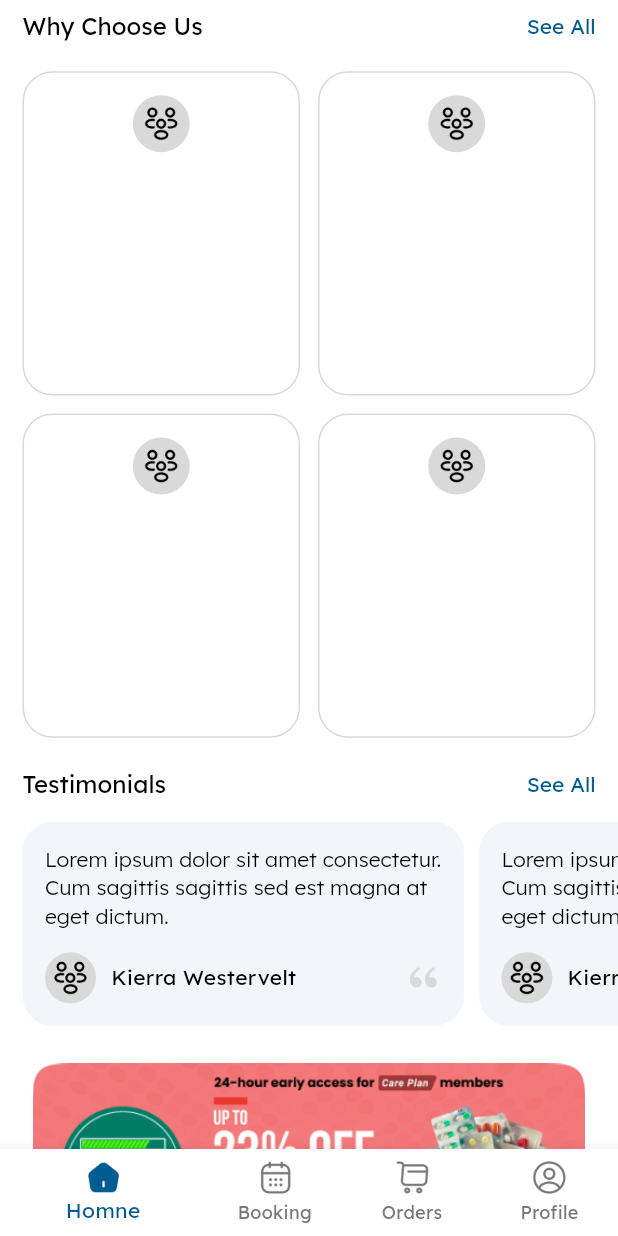
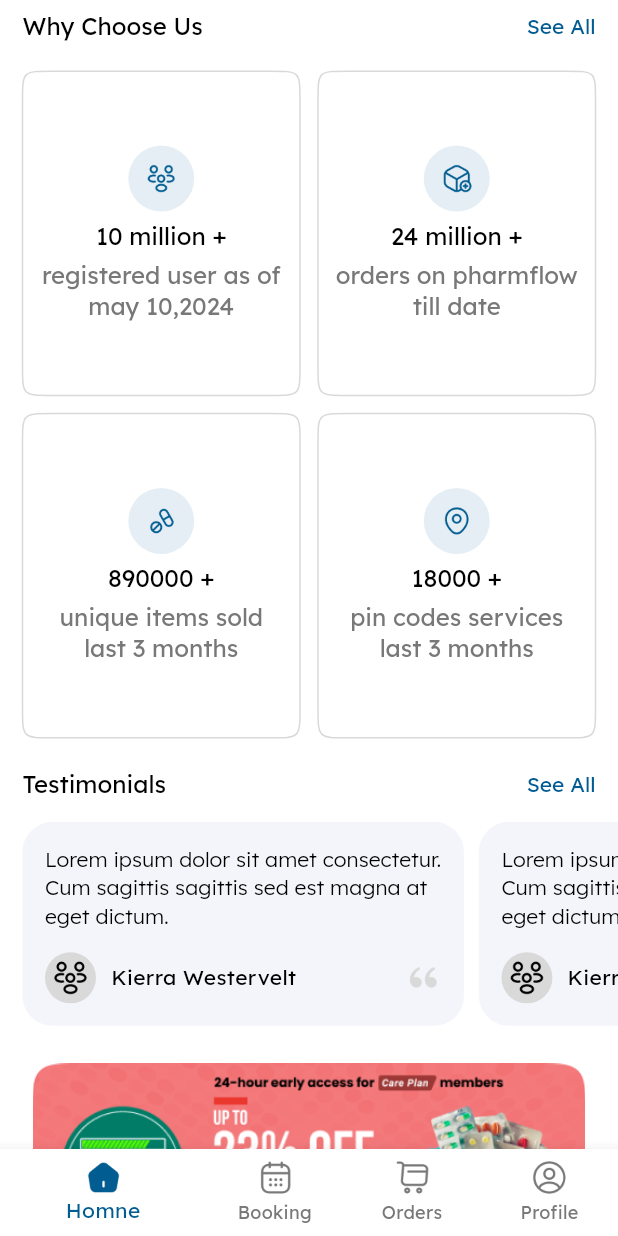
Before and after one commit to DevikaPatelLetmegrab/PharmFlow, a Flutter app: the screen it shows after launch, scrolled down 2880 dp, on a phone screen of 412 x 824 dp. Run offline on Flutter 3.47's test engine with Material 3 defaults, Android fonts, the phone set to English and light mode, and no system bars; our stand-ins replace bloc, cached_network_image, carousel_slider, dio, dotted_border, dotted_line and 13 more; missing offline and left inert: advanced_chips_input, linear_progress_bar.

```diff
--- a/lib/core/config/app_assets.dart
+++ b/lib/core/config/app_assets.dart
@@ -6,7 +6,6 @@ class AppAssets {
   static String avtar1 = 'assets/images/avtar1.png';
   static String avtar2 = 'assets/images/avtar2.png';
   static String avtar3 = 'assets/images/avtar3.png';
-
   static String welcomeDoc = 'assets/images/doctor.png';
   static String doctorImage = 'assets/images/doctor1.png';
   static String welcomePharm = 'assets/images/pharmacist.png';
@@ -56,6 +55,7 @@ class AppAssets {
   static String videoCallIcon = 'assets/icon/video_call.png';
   static String searchCallIcon = 'assets/icon/search_call.png';
   static String orderFilterIcon = 'assets/icon/order_filter.png';
+  static String viewAllIcon = 'assets/icon/view_more.png';
 
   ///logo
 
--- a/lib/core/config/app_colors.dart
+++ b/lib/core/config/app_colors.dart
@@ -37,4 +37,5 @@ class AppColors {
   static const Color lightBlue = Color(0xffF1F5F9);
   static const Color blueLight = Color(0xffE4F5FF);
   static const Color pinkLight = Color(0xffF6EBE5);
+  static const Color skyBlue = Color(0xffE9F6FF);
 }
--- a/lib/core/routes/app_routes.dart
+++ b/lib/core/routes/app_routes.dart
@@ -16,4 +16,5 @@ abstract class AppRoutes {
   static const String orderDetailPage = '/order_detail_page';
   static const String searchPage = '/search_page';
   static const String prescriptionPage = '/prescription_page';
+  static const String categoriesPage = '/categories_page';
 }
--- a/lib/core/routes/routes_utils.dart
+++ b/lib/core/routes/routes_utils.dart
@@ -5,6 +5,7 @@ import 'package:pharm_flow/features/Registration/presentation/pages/registration
 import 'package:pharm_flow/features/RegistrationProfile/presentation/pages/profile_screen.dart';
 import 'package:pharm_flow/features/SignIn/presentation/pages/sign_in_screen.dart';
 import 'package:pharm_flow/features/SignIn/presentation/pages/verify_otp_screen.dart';
+import 'package:pharm_flow/features/categories/presentation/pages/categories_page.dart';
 import 'package:pharm_flow/features/home/presentation/pages/home_page.dart';
 import 'package:pharm_flow/features/home/presentation/widgets/bottom_navigation_page.dart';
 import 'package:pharm_flow/features/my_booking/presentation/pages/book_appointment_page.dart';
@@ -106,6 +107,11 @@ class RoutesUtils {
         name: AppRoutes.prescriptionPage,
         builder: (context, state) => const PrescriptionPage(),
       ),
+      GoRoute(
+        path: AppRoutes.categoriesPage,
+        name: AppRoutes.categoriesPage,
+        builder: (context, state) => const CategoriesPage(),
+      ),
     ],
   );
 }
--- a/lib/core/utils/app_constants.dart
+++ b/lib/core/utils/app_constants.dart
@@ -4,6 +4,7 @@ import 'package:pharm_flow/core/model/chip_model.dart';
 import 'package:pharm_flow/core/model/date_model.dart';
 import 'package:pharm_flow/core/model/gender_model.dart';
 import 'package:pharm_flow/core/model/package_model.dart';
+import 'package:pharm_flow/features/home/data/models/choose_model.dart';
 
 class AppConstants {
   static const Duration gridAnimDuration375 = Duration(milliseconds: 375);
@@ -148,4 +149,23 @@ class AppConstants {
     ChipModel(title: 'Replace', isSelected: false),
     ChipModel(title: 'Placed', isSelected: true),
   ];
+
+  static List<ChooseModel> chooseList = [
+    ChooseModel(
+        image: AppAssets.peopleIcon,
+        title: '10 million +',
+        content: 'registered user as of may 10,2024'),
+    ChooseModel(
+        image: AppAssets.millionIcon,
+        title: '24 million +',
+        content: 'orders on pharmflow till date'),
+    ChooseModel(
+        image: AppAssets.pillsIcon,
+        title: '890000 +',
+        content: 'unique items sold last 3 months'),
+    ChooseModel(
+        image: AppAssets.locationIcon,
+        title: '18000 +',
+        content: 'pin codes services last 3 months'),
+  ];
 }
--- a/lib/core/widget/common_app_bar.dart
+++ b/lib/core/widget/common_app_bar.dart
@@ -5,7 +5,7 @@ import 'package:pharm_flow/core/widget/app_icon_button.dart';
 
 class CommonAppBar extends StatelessWidget implements PreferredSizeWidget {
   final List<Widget> actions;
-  final String title;
+  final String? title;
   final Widget? leading;
   final bool showLeading;
   final PreferredSizeWidget? bottom;
@@ -15,7 +15,7 @@ class CommonAppBar extends StatelessWidget implements PreferredSizeWidget {
   const CommonAppBar(
       {super.key,
       this.actions = const [],
-      required this.title,
+      this.title,
       this.leading,
       this.showLeading = true,
       this.bottom,
@@ -27,7 +27,7 @@ class CommonAppBar extends StatelessWidget implements PreferredSizeWidget {
     return AppBar(
       automaticallyImplyLeading: showLeading,
       title: Text(
-        title,
+        title ?? '',
         style: context.x16.withBlack,
       ),
       centerTitle: centerTitle,
--- a/lib/core/widget/common_column_view.dart
+++ b/lib/core/widget/common_column_view.dart
@@ -19,8 +19,10 @@ class CommonColumnView extends StatelessWidget {
   @override
   Widget build(BuildContext context) {
     return Column(
+      mainAxisAlignment: MainAxisAlignment.center,
       children: [
         RoundIcon(
+          bgopacity: 0.1,
           radius: 22,
           iconPath: imagePath,
         ),
@@ -33,6 +35,7 @@ class CommonColumnView extends StatelessWidget {
         Text(
           content,
           style: context.x16.withGrey78,
+          textAlign: TextAlign.center,
         ),
       ],
     );
--- /dev/null
+++ b/lib/features/home/data/models/choose_model.dart
@@ -0,0 +1,11 @@
+class ChooseModel {
+  final String image;
+  final String title;
+  final String content;
+
+  ChooseModel({
+    required this.image,
+    required this.title,
+    required this.content,
+  });
+}
--- a/lib/features/home/presentation/pages/home_page.dart
+++ b/lib/features/home/presentation/pages/home_page.dart
@@ -4,9 +4,14 @@ import 'package:gap/gap.dart';
 import 'package:pharm_flow/core/config/app_assets.dart';
 import 'package:pharm_flow/core/config/app_colors.dart';
 import 'package:pharm_flow/core/config/app_dimension.dart';
+import 'package:pharm_flow/core/routes/app_routes.dart';
+import 'package:pharm_flow/core/routes/navigation_services.dart';
+import 'package:pharm_flow/core/utils/app_constants.dart';
 import 'package:pharm_flow/core/utils/app_size.dart';
+import 'package:pharm_flow/core/utils/squircle/squircle_container.dart';
 import 'package:pharm_flow/core/widget/app_asset_image.dart';
 import 'package:pharm_flow/core/widget/asset_icon.dart';
+import 'package:pharm_flow/core/widget/common_column_view.dart';
 import 'package:pharm_flow/features/home/presentation/bloc/counter_cubit_home.dart';
 import 'package:pharm_flow/features/home/presentation/widgets/category_listview_item.dart';
 import 'package:pharm_flow/features/home/presentation/widgets/consult_pageview.dart';
@@ -54,7 +59,7 @@ class HomePage extends StatelessWidget {
                         return const SizedBox(width: 10);
                       },
                       itemBuilder: (context, index) {
-                        return CategoryListviewItem(
+                        return CategoriesListviewItem(
                           img: AppAssets.imageD,
                         );
                       },
@@ -68,7 +73,13 @@ class HomePage extends StatelessWidget {
                         const Gap(AppDimens.space20),
                         const UploadPrescription(),
                         const Gap(AppDimens.space20),
-                        const RowOverview(title: 'popular categories'),
+                        RowOverview(
+                          title: 'popular categories',
+                          ontap: () {
+                            NavigationServices()
+                                .pushName(AppRoutes.categoriesPage);
+                          },
+                        ),
                         const Gap(AppDimens.space10),
                         GridView.builder(
                           itemCount: 12,
@@ -82,7 +93,7 @@ class HomePage extends StatelessWidget {
                             crossAxisSpacing: 10,
                           ),
                           itemBuilder: (context, index) {
-                            return CategoryListviewItem(
+                            return CategoriesListviewItem(
                               img: AppAssets.image2,
                             );
                           },
@@ -128,7 +139,7 @@ class HomePage extends StatelessWidget {
                             crossAxisSpacing: 10,
                           ),
                           itemBuilder: (context, index) {
-                            return CategoryListviewItem(
+                            return CategoriesListviewItem(
                               img: AppAssets.image2,
                               text: 'Johnson & Johnson',
                             );
@@ -209,7 +220,7 @@ class HomePage extends StatelessWidget {
                         const RowOverview(title: 'Why Choose Us'),
                         const Gap(AppDimens.space20),
                         GridView.builder(
-                          itemCount: 4,
+                          itemCount: AppConstants.chooseList.length,
                           shrinkWrap: true,
                           physics: const NeverScrollableScrollPhysics(),
                           gridDelegate:
@@ -220,27 +231,13 @@ class HomePage extends StatelessWidget {
                             crossAxisSpacing: 12,
                           ),
                           itemBuilder: (context, index) {
-                            return Container(
-                              padding: const EdgeInsets.all(AppDimens.space15),
-                              decoration: BoxDecoration(
-                                borderRadius: BorderRadius.circular(
-                                    AppDimens.circleRadius20),
-                                border:
-                                    Border.all(color: AppColors.greyD9Color),
-                              ),
-                              child: Column(
-                                children: [
-                                  Container(
-                                    padding: const EdgeInsets.all(7),
-                                    decoration: BoxDecoration(
-                                      color: AppColors.greyD9Color,
-                                      borderRadius: BorderRadius.circular(
-                                          AppDimens.circleRadius20),
-                                    ),
-                                    child: AssetIcon(
-                                        assetName: AppAssets.peopleIcon),
-                                  ),
-                                ],
+                            return Squircle(
+                              radius: 20,
+                              padding: const EdgeInsets.all(AppDimens.space8),
+                              child: CommonColumnView(
+                                imagePath: AppConstants.chooseList[index].image,
+                                title: AppConstants.chooseList[index].title,
+                                content: AppConstants.chooseList[index].content,
                               ),
                             );
                           },
--- a/lib/features/home/presentation/widgets/category_listview_item.dart
+++ b/lib/features/home/presentation/widgets/category_listview_item.dart
@@ -2,12 +2,12 @@ import 'package:flutter/material.dart';
 import 'package:pharm_flow/core/app_extension/text_style_extension.dart';
 import 'package:pharm_flow/core/widget/app_asset_image.dart';
 
-class CategoryListviewItem extends StatelessWidget {
+class CategoriesListviewItem extends StatelessWidget {
   final double? height;
   final double? width;
   final String? img;
   final String? text;
-  const CategoryListviewItem(
+  const CategoriesListviewItem(
       {super.key,
       this.height = 100,
       this.width = 100,
--- a/lib/features/home/presentation/widgets/row_overview.dart
+++ b/lib/features/home/presentation/widgets/row_overview.dart
@@ -3,7 +3,8 @@ import 'package:pharm_flow/core/app_extension/text_style_extension.dart';
 
 class RowOverview extends StatelessWidget {
   final String? title;
-  const RowOverview({super.key, this.title = ''});
+  final VoidCallback? ontap;
+  const RowOverview({super.key, this.title = '', this.ontap});
 
   @override
   Widget build(BuildContext context) {
@@ -15,6 +16,7 @@ class RowOverview extends StatelessWidget {
           style: context.x16,
         ),
         InkWell(
+          onTap: ontap,
           child: Text(
             'See All',
             style: context.md14.withPrimary,
```
Also changed, not shown: lib/features/categories/presentation/pages/categories_page.dart (+155 -0 lines), lib/features/categories/presentation/widgets/categories_grid_item.dart (added, +51 -0 lines), lib/features/categories/presentation/widgets/categories_list_item.dart (added, +51 -0 lines), assets/icon/view_more.png (added), 1 other file.
